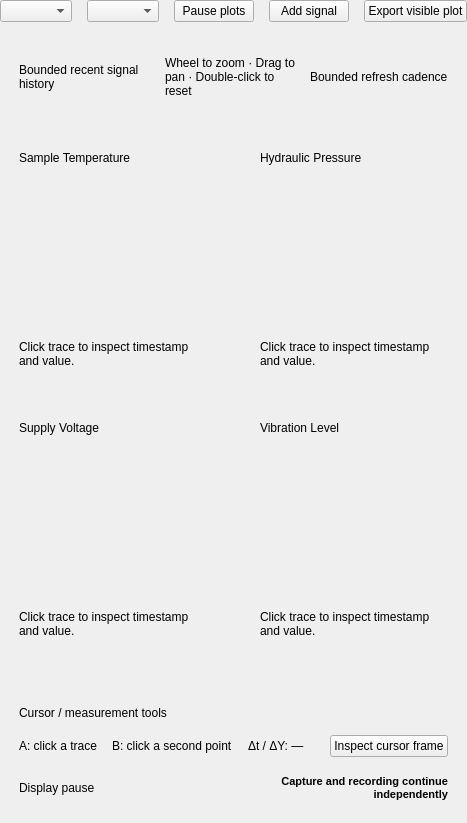
This is apps/desktop/forms/plots_page.ui in techmigosglobal/DA-AeroTrace1553 as Qt 5 draws it before an edit. The edited form follows.
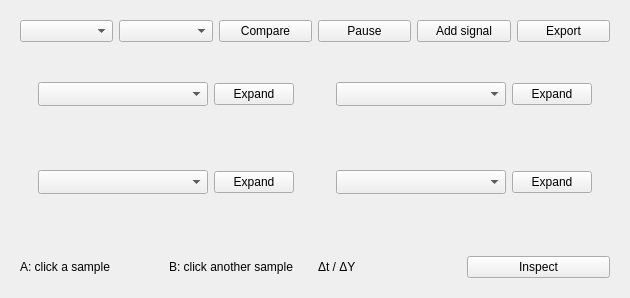
This is the edited form. Custom widgets are drawn as their Qt base class.

Commit message: Update AeroTrace to the 0.7.0 bench candidate

```diff
--- a/apps/desktop/forms/plots_page.ui
+++ b/apps/desktop/forms/plots_page.ui
@@ -1,673 +1,1 @@
-<?xml version="1.0" encoding="UTF-8"?>
-<ui version="4.0">
- <class>PlotsPage</class>
- <widget class="QWidget" name="PlotsPage">
-  <layout class="QVBoxLayout" name="bodyLayout">
-   <property name="leftMargin">
-    <number>0</number>
-   </property>
-   <property name="topMargin">
-    <number>0</number>
-   </property>
-   <property name="rightMargin">
-    <number>0</number>
-   </property>
-   <property name="bottomMargin">
-    <number>0</number>
-   </property>
-   <property name="spacing">
-    <number>15</number>
-   </property>
-   <item>
-    <widget class="QWidget" name="actionBar">
-     <layout class="QHBoxLayout" name="actionBarLayout">
-      <property name="leftMargin">
-       <number>0</number>
-      </property>
-      <property name="topMargin">
-       <number>0</number>
-      </property>
-      <property name="rightMargin">
-       <number>0</number>
-      </property>
-      <property name="bottomMargin">
-       <number>0</number>
-      </property>
-      <property name="spacing">
-       <number>15</number>
-      </property>
-      <item>
-       <widget class="QComboBox" name="plotSource">
-        <property name="accessibleName"><string>Plot channel and bus</string></property>
-       </widget>
-      </item>
-      <item>
-       <widget class="QComboBox" name="plotSignal">
-        <property name="accessibleName"><string>Signal plotted against card time</string></property>
-       </widget>
-      </item>
-      <item>
-       <widget class="QPushButton" name="pausePlotsButton">
-        <property name="text">
-         <string>Pause plots</string>
-        </property>
-       </widget>
-      </item>
-      <item>
-       <widget class="QPushButton" name="addSignalButton">
-        <property name="text">
-         <string>Add signal</string>
-        </property>
-       </widget>
-      </item>
-      <item>
-       <widget class="QPushButton" name="exportPlotButton">
-        <property name="text">
-         <string>Export visible plot</string>
-        </property>
-        <property name="primary" stdset="0">
-         <bool>true</bool>
-        </property>
-       </widget>
-      </item>
-     </layout>
-    </widget>
-   </item>
-   <item>
-    <widget class="QFrame" name="plotControls">
-     <property name="card" stdset="0">
-      <bool>true</bool>
-     </property>
-     <layout class="QVBoxLayout" name="plotControlsLayout">
-      <property name="leftMargin">
-       <number>19</number>
-      </property>
-      <property name="topMargin">
-       <number>19</number>
-      </property>
-      <property name="rightMargin">
-       <number>19</number>
-      </property>
-      <property name="bottomMargin">
-       <number>19</number>
-      </property>
-      <property name="spacing">
-       <number>15</number>
-      </property>
-      <item>
-       <widget class="QWidget" name="plotControlRow">
-        <layout class="QHBoxLayout" name="plotControlRowLayout">
-         <property name="leftMargin">
-          <number>0</number>
-         </property>
-         <property name="topMargin">
-          <number>0</number>
-         </property>
-         <property name="rightMargin">
-          <number>0</number>
-         </property>
-         <property name="bottomMargin">
-          <number>0</number>
-         </property>
-         <property name="spacing">
-          <number>15</number>
-         </property>
-         <item>
-          <widget class="QLabel" name="timeWindow">
-           <property name="text">
-            <string>Bounded recent signal history</string>
-           </property>
-           <property name="wordWrap">
-            <bool>true</bool>
-           </property>
-           <property name="tone" stdset="0">
-            <string>notice</string>
-           </property>
-          </widget>
-         </item>
-         <item>
-          <widget class="QLabel" name="gestures">
-           <property name="text">
-            <string>Wheel to zoom · Drag to pan · Double-click to reset</string>
-           </property>
-           <property name="wordWrap">
-            <bool>true</bool>
-           </property>
-           <property name="tone" stdset="0">
-            <string>muted</string>
-           </property>
-          </widget>
-         </item>
-         <item>
-          <widget class="QLabel" name="refresh">
-           <property name="text">
-            <string>Bounded refresh cadence</string>
-           </property>
-           <property name="wordWrap">
-            <bool>true</bool>
-           </property>
-           <property name="tone" stdset="0">
-            <string>muted</string>
-           </property>
-          </widget>
-         </item>
-        </layout>
-       </widget>
-      </item>
-     </layout>
-    </widget>
-   </item>
-   <item>
-    <widget class="QWidget" name="plotTop">
-     <layout class="QHBoxLayout" name="plotTopLayout">
-      <property name="leftMargin">
-       <number>0</number>
-      </property>
-      <property name="topMargin">
-       <number>0</number>
-      </property>
-      <property name="rightMargin">
-       <number>0</number>
-      </property>
-      <property name="bottomMargin">
-       <number>0</number>
-      </property>
-      <property name="spacing">
-       <number>15</number>
-      </property>
-      <item>
-       <widget class="QFrame" name="plotCard0">
-        <property name="card" stdset="0">
-         <bool>true</bool>
-        </property>
-        <property name="minimumSize">
-         <size>
-          <width>0</width>
-          <height>233</height>
-         </size>
-        </property>
-        <layout class="QVBoxLayout" name="plotCard0Layout">
-         <property name="leftMargin">
-          <number>19</number>
-         </property>
-         <property name="topMargin">
-          <number>19</number>
-         </property>
-         <property name="rightMargin">
-          <number>19</number>
-         </property>
-         <property name="bottomMargin">
-          <number>19</number>
-         </property>
-         <property name="spacing">
-          <number>15</number>
-         </property>
-         <item>
-          <widget class="QLabel" name="plotCard0Title">
-           <property name="text">
-            <string>Sample Temperature</string>
-           </property>
-           <property name="wordWrap">
-            <bool>true</bool>
-           </property>
-           <property name="tone" stdset="0">
-            <string>cardtitle</string>
-           </property>
-          </widget>
-         </item>
-         <item>
-          <widget class="SignalPlot" name="signalPlot0">
-           <property name="minimumSize">
-            <size>
-             <width>0</width>
-             <height>145</height>
-            </size>
-           </property>
-          </widget>
-         </item>
-         <item>
-          <widget class="QLabel" name="plotHint0">
-           <property name="text">
-            <string>Click trace to inspect timestamp and value.</string>
-           </property>
-           <property name="wordWrap">
-            <bool>true</bool>
-           </property>
-           <property name="tone" stdset="0">
-            <string>muted</string>
-           </property>
-          </widget>
-         </item>
-        </layout>
-       </widget>
-      </item>
-      <item>
-       <widget class="QFrame" name="plotCard1">
-        <property name="card" stdset="0">
-         <bool>true</bool>
-        </property>
-        <property name="minimumSize">
-         <size>
-          <width>0</width>
-          <height>233</height>
-         </size>
-        </property>
-        <layout class="QVBoxLayout" name="plotCard1Layout">
-         <property name="leftMargin">
-          <number>19</number>
-         </property>
-         <property name="topMargin">
-          <number>19</number>
-         </property>
-         <property name="rightMargin">
-          <number>19</number>
-         </property>
-         <property name="bottomMargin">
-          <number>19</number>
-         </property>
-         <property name="spacing">
-          <number>15</number>
-         </property>
-         <item>
-          <widget class="QLabel" name="plotCard1Title">
-           <property name="text">
-            <string>Hydraulic Pressure</string>
-           </property>
-           <property name="wordWrap">
-            <bool>true</bool>
-           </property>
-           <property name="tone" stdset="0">
-            <string>cardtitle</string>
-           </property>
-          </widget>
-         </item>
-         <item>
-          <widget class="TealPlot" name="signalPlot1">
-           <property name="minimumSize">
-            <size>
-             <width>0</width>
-             <height>145</height>
-            </size>
-           </property>
-          </widget>
-         </item>
-         <item>
-          <widget class="QLabel" name="plotHint1">
-           <property name="text">
-            <string>Click trace to inspect timestamp and value.</string>
-           </property>
-           <property name="wordWrap">
-            <bool>true</bool>
-           </property>
-           <property name="tone" stdset="0">
-            <string>muted</string>
-           </property>
-          </widget>
-         </item>
-        </layout>
-       </widget>
-      </item>
-     </layout>
-    </widget>
-   </item>
-   <item>
-    <widget class="QWidget" name="plotBottom">
-     <layout class="QHBoxLayout" name="plotBottomLayout">
-      <property name="leftMargin">
-       <number>0</number>
-      </property>
-      <property name="topMargin">
-       <number>0</number>
-      </property>
-      <property name="rightMargin">
-       <number>0</number>
-      </property>
-      <property name="bottomMargin">
-       <number>0</number>
-      </property>
-      <property name="spacing">
-       <number>15</number>
-      </property>
-      <item>
-       <widget class="QFrame" name="plotCard2">
-        <property name="card" stdset="0">
-         <bool>true</bool>
-        </property>
-        <property name="minimumSize">
-         <size>
-          <width>0</width>
-          <height>233</height>
-         </size>
-        </property>
-        <layout class="QVBoxLayout" name="plotCard2Layout">
-         <property name="leftMargin">
-          <number>19</number>
-         </property>
-         <property name="topMargin">
-          <number>19</number>
-         </property>
-         <property name="rightMargin">
-          <number>19</number>
-         </property>
-         <property name="bottomMargin">
-          <number>19</number>
-         </property>
-         <property name="spacing">
-          <number>15</number>
-         </property>
-         <item>
-          <widget class="QLabel" name="plotCard2Title">
-           <property name="text">
-            <string>Supply Voltage</string>
-           </property>
-           <property name="wordWrap">
-            <bool>true</bool>
-           </property>
-           <property name="tone" stdset="0">
-            <string>cardtitle</string>
-           </property>
-          </widget>
-         </item>
-         <item>
-          <widget class="PurplePlot" name="signalPlot2">
-           <property name="minimumSize">
-            <size>
-             <width>0</width>
-             <height>145</height>
-            </size>
-           </property>
-          </widget>
-         </item>
-         <item>
-          <widget class="QLabel" name="plotHint2">
-           <property name="text">
-            <string>Click trace to inspect timestamp and value.</string>
-           </property>
-           <property name="wordWrap">
-            <bool>true</bool>
-           </property>
-           <property name="tone" stdset="0">
-            <string>muted</string>
-           </property>
-          </widget>
-         </item>
-        </layout>
-       </widget>
-      </item>
-      <item>
-       <widget class="QFrame" name="plotCard3">
-        <property name="card" stdset="0">
-         <bool>true</bool>
-        </property>
-        <property name="minimumSize">
-         <size>
-          <width>0</width>
-          <height>233</height>
-         </size>
-        </property>
-        <layout class="QVBoxLayout" name="plotCard3Layout">
-         <property name="leftMargin">
-          <number>19</number>
-         </property>
-         <property name="topMargin">
-          <number>19</number>
-         </property>
-         <property name="rightMargin">
-          <number>19</number>
-         </property>
-         <property name="bottomMargin">
-          <number>19</number>
-         </property>
-         <property name="spacing">
-          <number>15</number>
-         </property>
-         <item>
-          <widget class="QLabel" name="plotCard3Title">
-           <property name="text">
-            <string>Vibration Level</string>
-           </property>
-           <property name="wordWrap">
-            <bool>true</bool>
-           </property>
-           <property name="tone" stdset="0">
-            <string>cardtitle</string>
-           </property>
-          </widget>
-         </item>
-         <item>
-          <widget class="OrangePlot" name="signalPlot3">
-           <property name="minimumSize">
-            <size>
-             <width>0</width>
-             <height>145</height>
-            </size>
-           </property>
-          </widget>
-         </item>
-         <item>
-          <widget class="QLabel" name="plotHint3">
-           <property name="text">
-            <string>Click trace to inspect timestamp and value.</string>
-           </property>
-           <property name="wordWrap">
-            <bool>true</bool>
-           </property>
-           <property name="tone" stdset="0">
-            <string>muted</string>
-           </property>
-          </widget>
-         </item>
-        </layout>
-       </widget>
-      </item>
-     </layout>
-    </widget>
-   </item>
-   <item>
-    <widget class="QWidget" name="extraPlots">
-     <layout class="QVBoxLayout" name="extraPlotsLayout">
-      <property name="leftMargin">
-       <number>0</number>
-      </property>
-      <property name="topMargin">
-       <number>0</number>
-      </property>
-      <property name="rightMargin">
-       <number>0</number>
-      </property>
-      <property name="bottomMargin">
-       <number>0</number>
-      </property>
-     </layout>
-    </widget>
-   </item>
-   <item>
-    <widget class="QFrame" name="cursorTools">
-     <property name="card" stdset="0">
-      <bool>true</bool>
-     </property>
-     <layout class="QVBoxLayout" name="cursorToolsLayout">
-      <property name="leftMargin">
-       <number>19</number>
-      </property>
-      <property name="topMargin">
-       <number>19</number>
-      </property>
-      <property name="rightMargin">
-       <number>19</number>
-      </property>
-      <property name="bottomMargin">
-       <number>19</number>
-      </property>
-      <property name="spacing">
-       <number>15</number>
-      </property>
-      <item>
-       <widget class="QLabel" name="cursorToolsTitle">
-        <property name="text">
-         <string>Cursor / measurement tools</string>
-        </property>
-        <property name="wordWrap">
-         <bool>true</bool>
-        </property>
-        <property name="tone" stdset="0">
-         <string>cardtitle</string>
-        </property>
-       </widget>
-      </item>
-      <item>
-       <widget class="QWidget" name="cursorRow">
-        <layout class="QHBoxLayout" name="cursorRowLayout">
-         <property name="leftMargin">
-          <number>0</number>
-         </property>
-         <property name="topMargin">
-          <number>0</number>
-         </property>
-         <property name="rightMargin">
-          <number>0</number>
-         </property>
-         <property name="bottomMargin">
-          <number>0</number>
-         </property>
-         <property name="spacing">
-          <number>15</number>
-         </property>
-         <item>
-          <widget class="QLabel" name="cursorA">
-           <property name="text">
-            <string>A: click a trace</string>
-           </property>
-           <property name="wordWrap">
-            <bool>true</bool>
-           </property>
-           <property name="tone" stdset="0">
-            <string>muted</string>
-           </property>
-          </widget>
-         </item>
-         <item>
-          <widget class="QLabel" name="cursorB">
-           <property name="text">
-            <string>B: click a second point</string>
-           </property>
-           <property name="wordWrap">
-            <bool>true</bool>
-           </property>
-           <property name="tone" stdset="0">
-            <string>muted</string>
-           </property>
-          </widget>
-         </item>
-         <item>
-          <widget class="QLabel" name="cursorDelta">
-           <property name="text">
-            <string>Δt / ΔY: —</string>
-           </property>
-           <property name="wordWrap">
-            <bool>true</bool>
-           </property>
-           <property name="tone" stdset="0">
-            <string>cardtitle</string>
-           </property>
-          </widget>
-         </item>
-         <item>
-          <widget class="QPushButton" name="cursorInspectButton">
-           <property name="text">
-            <string>Inspect cursor frame</string>
-           </property>
-          </widget>
-         </item>
-        </layout>
-       </widget>
-      </item>
-      <item>
-       <widget class="QWidget" name="pauseNoticeRow">
-        <layout class="QHBoxLayout" name="pauseNoticeRowLayout" stretch="1,1">
-         <property name="leftMargin">
-          <number>0</number>
-         </property>
-         <property name="topMargin">
-          <number>0</number>
-         </property>
-         <property name="rightMargin">
-          <number>0</number>
-         </property>
-         <property name="bottomMargin">
-          <number>0</number>
-         </property>
-         <property name="spacing">
-          <number>15</number>
-         </property>
-         <item>
-          <widget class="QLabel" name="pauseNoticeKey">
-           <property name="text">
-            <string>Display pause</string>
-           </property>
-           <property name="wordWrap">
-            <bool>true</bool>
-           </property>
-           <property name="tone" stdset="0">
-            <string>muted</string>
-           </property>
-          </widget>
-         </item>
-         <item>
-          <widget class="QLabel" name="pauseNotice">
-           <property name="text">
-            <string>Capture and recording continue independently</string>
-           </property>
-           <property name="wordWrap">
-            <bool>true</bool>
-           </property>
-           <property name="alignment">
-            <set>Qt::AlignRight|Qt::AlignVCenter</set>
-           </property>
-           <property name="styleSheet">
-            <string>font-weight:600;font-size:11px;</string>
-           </property>
-          </widget>
-         </item>
-        </layout>
-        <property name="minimumSize">
-         <size>
-          <width>0</width>
-          <height>32</height>
-         </size>
-        </property>
-        <property name="toolTip">
-         <string>Display pause</string>
-        </property>
-       </widget>
-      </item>
-     </layout>
-    </widget>
-   </item>
-  </layout>
- </widget>
- <customwidgets>
-  <customwidget>
-   <class>OrangePlot</class>
-   <extends>QWidget</extends>
-   <header>widgets/plot.hpp</header>
-  </customwidget>
-  <customwidget>
-   <class>PurplePlot</class>
-   <extends>QWidget</extends>
-   <header>widgets/plot.hpp</header>
-  </customwidget>
-  <customwidget>
-   <class>SignalPlot</class>
-   <extends>QWidget</extends>
-   <header>widgets/plot.hpp</header>
-  </customwidget>
-  <customwidget>
-   <class>TealPlot</class>
-   <extends>QWidget</extends>
-   <header>widgets/plot.hpp</header>
-  </customwidget>
- </customwidgets>
- <resources />
- <connections />
-</ui>
+<?xml version="1.0" encoding="UTF-8"?><ui version="4.0"><class>PlotsPage</class><widget class="QWidget" name="PlotsPage"><layout class="QVBoxLayout" name="bodyLayout" stretch="0,1,0"><property name="spacing"><number>4</number></property><item><widget class="QWidget" name="actionBar"><layout class="QHBoxLayout" name="actionBarLayout"><item><widget class="QComboBox" name="plotSource"/></item><item><widget class="QComboBox" name="plotSignal"/></item><item><widget class="QPushButton" name="restorePlotsButton"><property name="text"><string>Compare</string></property></widget></item><item><widget class="QPushButton" name="pausePlotsButton"><property name="text"><string>Pause</string></property></widget></item><item><widget class="QPushButton" name="addSignalButton"><property name="text"><string>Add signal</string></property></widget></item><item><widget class="QPushButton" name="exportPlotButton"><property name="text"><string>Export</string></property></widget></item></layout></widget></item><item><widget class="QWidget" name="plotSurface"><layout class="QGridLayout" name="plotsGrid"><item row="0" column="0"><widget class="QFrame" name="plotCard0"><property name="card" stdset="0"><bool>true</bool></property><layout class="QVBoxLayout" name="plotCard0Layout" stretch="0,0,1"><property name="spacing"><number>4</number></property><item><widget class="QWidget" name="panel0Controls"><layout class="QHBoxLayout" name="panel0Layout"><item><widget class="QComboBox" name="panel0Select"><property name="sizeAdjustPolicy"><enum>QComboBox::AdjustToMinimumContentsLengthWithIcon</enum></property><property name="minimumContentsLength"><number>15</number></property></widget></item><item><widget class="QPushButton" name="panel0Expand"><property name="text"><string>Expand</string></property></widget></item></layout></widget></item><item><widget class="QLabel" name="plotCard0Title"><property name="maximumHeight"><number>0</number></property></widget></item><item><widget class="Plot" name="signalPlot0" native="true"/></item></layout></widget></item><item row="0" column="1"><widget class="QFrame" name="plotCard1"><property name="card" stdset="0"><bool>true</bool></property><layout class="QVBoxLayout" name="plotCard1Layout" stretch="0,0,1"><property name="spacing"><number>4</number></property><item><widget class="QWidget" name="panel1Controls"><layout class="QHBoxLayout" name="panel1Layout"><item><widget class="QComboBox" name="panel1Select"><property name="sizeAdjustPolicy"><enum>QComboBox::AdjustToMinimumContentsLengthWithIcon</enum></property><property name="minimumContentsLength"><number>15</number></property></widget></item><item><widget class="QPushButton" name="panel1Expand"><property name="text"><string>Expand</string></property></widget></item></layout></widget></item><item><widget class="QLabel" name="plotCard1Title"><property name="maximumHeight"><number>0</number></property></widget></item><item><widget class="Plot" name="signalPlot1" native="true"/></item></layout></widget></item><item row="1" column="0"><widget class="QFrame" name="plotCard2"><property name="card" stdset="0"><bool>true</bool></property><layout class="QVBoxLayout" name="plotCard2Layout" stretch="0,0,1"><property name="spacing"><number>4</number></property><item><widget class="QWidget" name="panel2Controls"><layout class="QHBoxLayout" name="panel2Layout"><item><widget class="QComboBox" name="panel2Select"><property name="sizeAdjustPolicy"><enum>QComboBox::AdjustToMinimumContentsLengthWithIcon</enum></property><property name="minimumContentsLength"><number>15</number></property></widget></item><item><widget class="QPushButton" name="panel2Expand"><property name="text"><string>Expand</string></property></widget></item></layout></widget></item><item><widget class="QLabel" name="plotCard2Title"><property name="maximumHeight"><number>0</number></property></widget></item><item><widget class="Plot" name="signalPlot2" native="true"/></item></layout></widget></item><item row="1" column="1"><widget class="QFrame" name="plotCard3"><property name="card" stdset="0"><bool>true</bool></property><layout class="QVBoxLayout" name="plotCard3Layout" stretch="0,0,1"><property name="spacing"><number>4</number></property><item><widget class="QWidget" name="panel3Controls"><layout class="QHBoxLayout" name="panel3Layout"><item><widget class="QComboBox" name="panel3Select"><property name="sizeAdjustPolicy"><enum>QComboBox::AdjustToMinimumContentsLengthWithIcon</enum></property><property name="minimumContentsLength"><number>15</number></property></widget></item><item><widget class="QPushButton" name="panel3Expand"><property name="text"><string>Expand</string></property></widget></item></layout></widget></item><item><widget class="QLabel" name="plotCard3Title"><property name="maximumHeight"><number>0</number></property></widget></item><item><widget class="Plot" name="signalPlot3" native="true"/></item></layout></widget></item></layout></widget></item><item><widget class="QWidget" name="cursorTools"><layout class="QHBoxLayout" name="cursorLayout"><item><widget class="QLabel" name="cursorA"><property name="text"><string>A: click a sample</string></property></widget></item><item><widget class="QLabel" name="cursorB"><property name="text"><string>B: click another sample</string></property></widget></item><item><widget class="QLabel" name="cursorDelta"><property name="text"><string>Δt / ΔY</string></property></widget></item><item><widget class="QPushButton" name="cursorInspectButton"><property name="text"><string>Inspect</string></property></widget></item></layout></widget></item></layout></widget><customwidgets><customwidget><class>Plot</class><extends>QWidget</extends><header>widgets/plot.hpp</header><container>1</container></customwidget></customwidgets><resources/><connections/></ui>
```
The commit also changes 138 other files.
